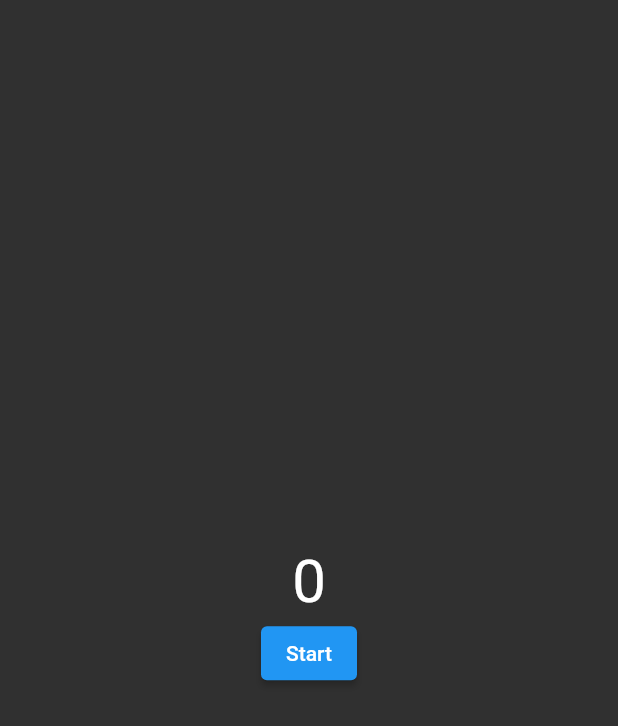
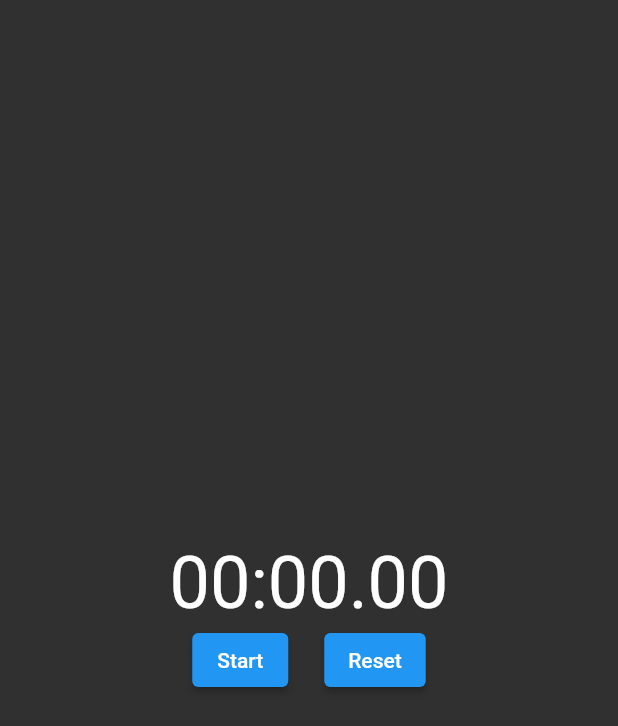
Before and after one commit to i-ampraveen/Stop_Watch, a Flutter app: the screen it shows after launch, on a phone screen of 412 x 824 dp. Shown: the top 726 px of the screen. Run offline on Flutter 3.47's test engine with Material 2 defaults, Android fonts, the phone set to English and light mode, and no system bars.

Commit message:
Reset button added. Timer formatted to display in milliseconds in 2 digits.

```diff
--- a/lib/stopWatch.dart
+++ b/lib/stopWatch.dart
@@ -11,6 +11,16 @@ class WatchStop extends StatefulWidget {
 class _WatchStopState extends State<WatchStop> {
   Stopwatch _myStopWatch;
   Timer _myTimer;
+
+  String formatTime(int milliseconds) {
+    var millisecs = ((milliseconds ~/ 10) % 98).toString().padLeft(2, '0');
+    var secs = milliseconds ~/ 1000;
+    //var hours = (secs ~/ 3600).toString().padLeft(2, '0');
+    var minutes = ((secs % 3600) ~/ 60).toString().padLeft(2, '0');
+    var seconds = (secs % 60).toString().padLeft(2, '0');
+
+    return "$minutes:$seconds.$millisecs";
+  }
 
   @override
   void initState() {
@@ -40,6 +50,11 @@ class _WatchStopState extends State<WatchStop> {
     }
   }
 
+  void reset() {
+    _myStopWatch.reset();
+    _myStopWatch.stop();
+  }
+
   @override
   Widget build(BuildContext context) {
     return Scaffold(
@@ -49,15 +64,25 @@ class _WatchStopState extends State<WatchStop> {
             mainAxisAlignment: MainAxisAlignment.center,
             children: [
               Text(
-                  (_myStopWatch.elapsedMilliseconds).toString(),
-                style: TextStyle(
-                  fontSize: 40.0,
-                ),
+                formatTime(_myStopWatch.elapsedMilliseconds),
+                style: TextStyle(fontSize: 48.0),
               ),
-              ElevatedButton(
-                  onPressed: handleStartStop,
-                  child: Text(_myStopWatch.isRunning ? 'Stop' : 'Start'),
-              )
+              Row(
+                mainAxisAlignment: MainAxisAlignment.center,
+                children: [
+                  ElevatedButton(
+                    onPressed: handleStartStop,
+                    child: Text(_myStopWatch.isRunning ? 'Stop' : 'Start'),
+                  ),
+                  SizedBox(
+                    width: 24.0,
+                  ),
+                  ElevatedButton(
+                    onPressed: reset,
+                    child: Text('Reset'),
+                  ),
+                ],
+              ),
             ],
           ),
         ),
```
